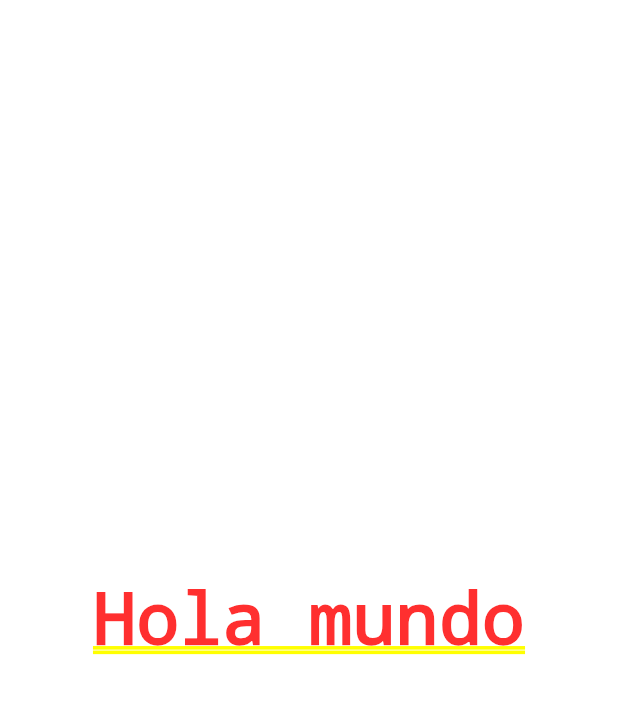
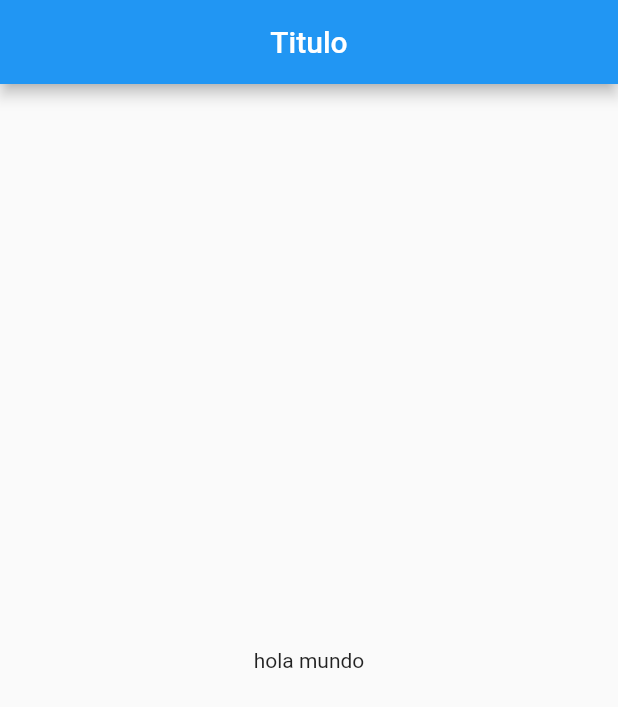
Before and after one commit to isamed92/flutter-fap, a Flutter app: the screen it shows after launch, on a phone screen of 412 x 824 dp. Shown: the top 707 px of the screen. Run offline on Flutter 3.47's test engine with Material 2 defaults, Android fonts, the phone set to English and light mode, and no system bars.

Commit message:
add scaffold

```diff
--- a/lib/main.dart
+++ b/lib/main.dart
@@ -1,24 +1,11 @@
+
+
 import 'package:flutter/material.dart';
+
+// our files
+import 'package:contador/src/app.dart';
 
 void main() {
 
-  runApp(new MyApp());
+  runApp( MyApp());
 }
-
-
-class MyApp extends StatelessWidget {
-
-  @override
-  Widget build( context ){
-
-
-    return MaterialApp(
-      home: Center(
-        child: Text('Hola mundo')
-        ),
-
-    );
-
-  }
-
-}
--- /dev/null
+++ b/lib/src/app.dart
@@ -0,0 +1,21 @@
+
+import 'package:flutter/material.dart';
+
+import 'package:contador/src/pages/home_page.dart';
+
+class MyApp extends StatelessWidget {
+
+  @override
+  Widget build( context ){
+
+
+    return MaterialApp(
+      home: Center(
+        child: HomePage()
+        ),
+
+    );
+
+  }
+
+}
--- /dev/null
+++ b/lib/src/pages/home_page.dart
@@ -0,0 +1,16 @@
+import 'package:flutter/material.dart';
+
+class HomePage extends StatelessWidget {
+  @override
+  Widget build(BuildContext context) {
+    return Scaffold(
+      appBar: AppBar(
+        centerTitle: true,
+        title: Text('Titulo'),
+      ),
+      body: Center(
+        child: Text('hola mundo'),
+      ),
+    );
+  }
+}
```
